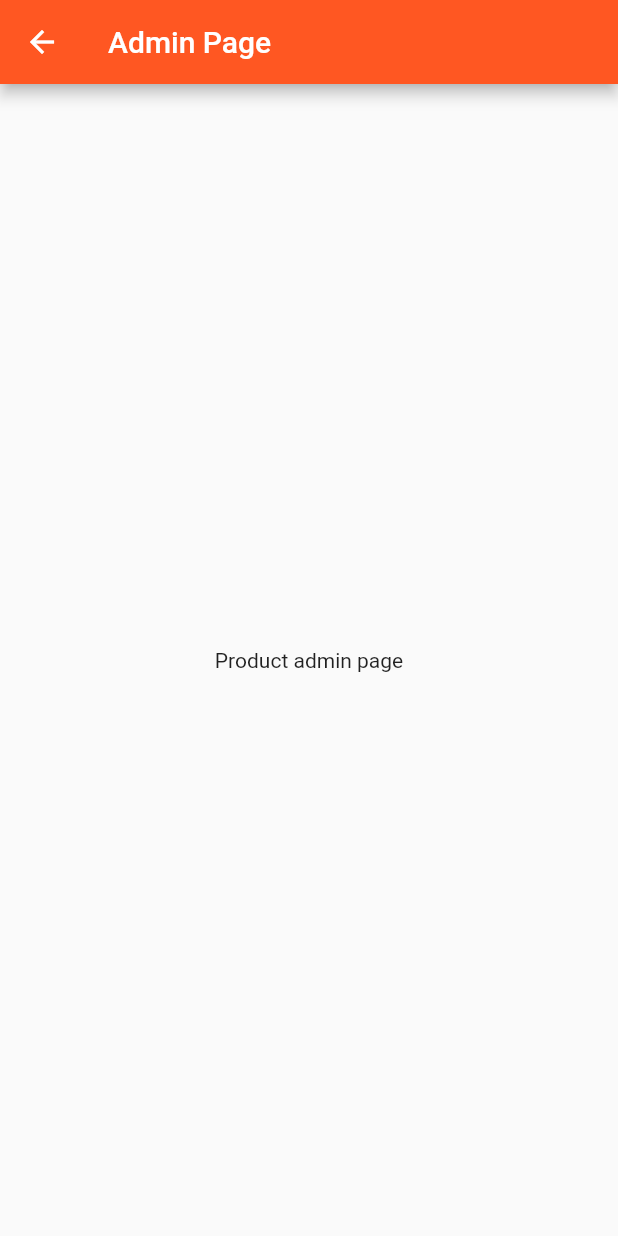
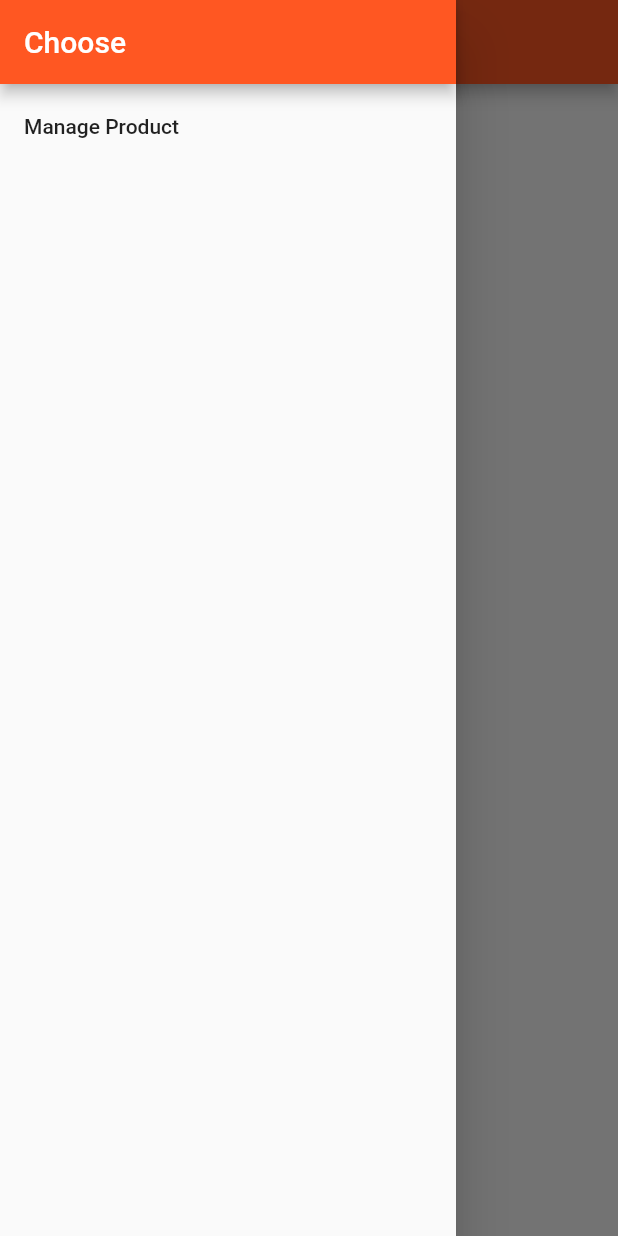
Before and after one commit to vicmoh/product_management, a Flutter app: the ProductAdminPage screen opened directly, with the side drawer open (before the commit the screen has no drawer), on a phone screen of 412 x 824 dp. Run offline on Flutter 3.47's test engine with Material 2 defaults, Android fonts, the phone set to English and light mode, and no system bars.

Commit message:
adding admin drawer

```diff
--- /dev/null
+++ b/lib/drawers.dart
@@ -0,0 +1,35 @@
+import 'package:flutter/material.dart';
+import './pages/product_admin.dart';
+
+class MenuDrawer extends StatelessWidget{
+
+  Route _adminPageRoute(BuildContext context){
+    return MaterialPageRoute(
+      builder: (context) =>
+      ProductAdminPage()
+    );
+  }//end route
+
+  @override
+    Widget build(BuildContext context) {
+      // TODO: implement build
+      return Drawer(
+        child: Column(
+          children: <Widget>[
+            AppBar(title: Text("Choose"),
+              // remove hamburger icon
+              automaticallyImplyLeading: false,
+            ),
+            ListTile(
+              title: Text("Manage Product"),
+              onTap: () {
+                Navigator.pushReplacement(context,
+                  _adminPageRoute(context)
+                );
+              },
+            ),
+          ],
+        )
+      );
+    }
+}
--- a/lib/pages/product_admin.dart
+++ b/lib/pages/product_admin.dart
@@ -1,9 +1,12 @@
 import "package:flutter/material.dart";
+import "../drawers.dart";
 
 class ProductAdminPage extends StatelessWidget{
   @override
     Widget build(BuildContext context) {
       return Scaffold(
+        drawer: MenuDrawer(),
+
         appBar: AppBar(
           title: Text("Admin Page"),
         ),
```
Also changed, not shown: lib/pages/products.dart (+2 -27 lines).
